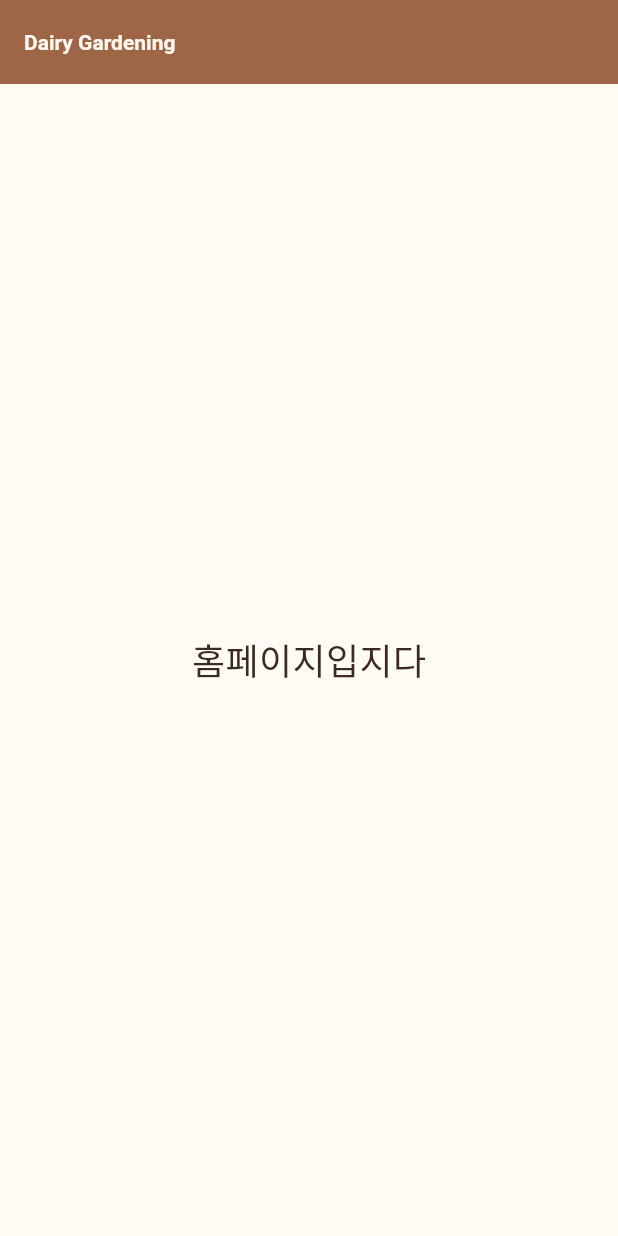
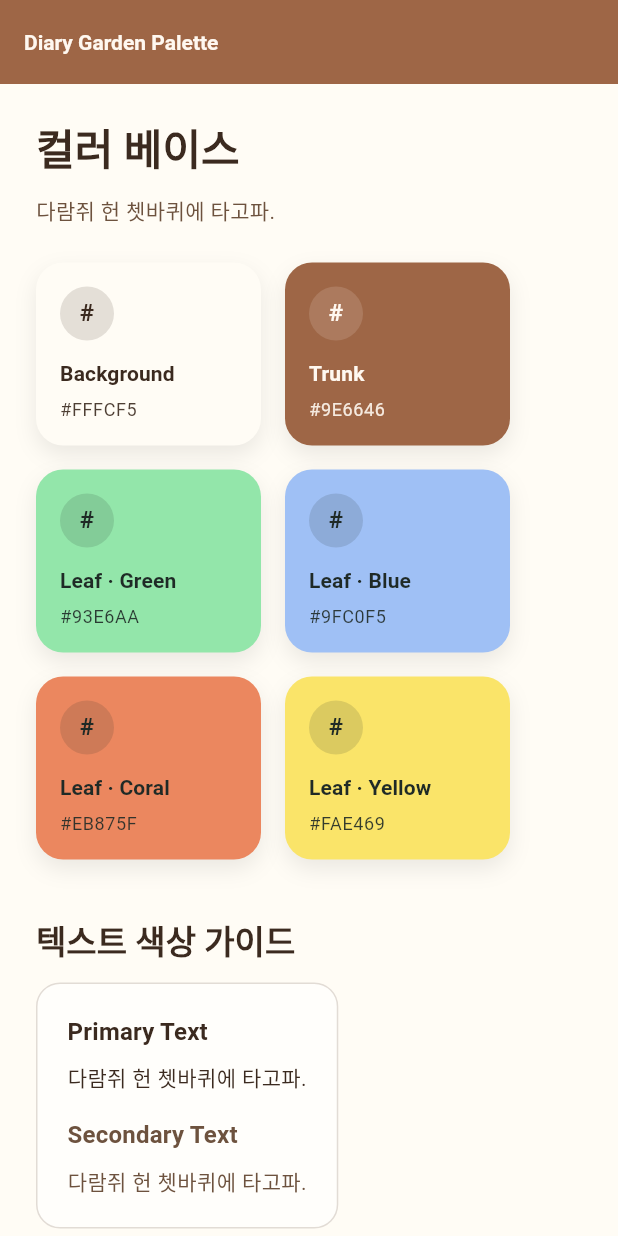
Before and after one commit to GDG-KU/DiaryGarden-FE, a Flutter app: the screen it shows after launch, on a phone screen of 412 x 824 dp. Run offline on Flutter 3.47's test engine with Material 3 defaults, Android fonts, the phone set to English and light mode, and no system bars.

Commit message:
feat(home): Example layout for color swatch samples

```diff
--- a/lib/home_page.dart
+++ b/lib/home_page.dart
@@ -1,15 +1,199 @@
 import 'package:flutter/material.dart';
+
+import 'theme/app_colors.dart';
 
 class HomePage extends StatelessWidget {
   const HomePage({super.key});
 
   @override
   Widget build(BuildContext context) {
+    final theme = Theme.of(context);
+
     return Scaffold(
-      appBar: AppBar(title: const Text('Dairy Gardening')),
-      body: const Center(
-        child: Text('홈페이지입지다', style: TextStyle(fontSize: 24)),
+      appBar: AppBar(title: const Text('Diary Garden Palette')),
+      body: Padding(
+        padding: const EdgeInsets.all(24),
+        child: Column(
+          crossAxisAlignment: CrossAxisAlignment.start,
+          children: [
+            Text(
+              '컬러 베이스',
+              style: theme.textTheme.headlineMedium?.copyWith(
+                color: theme.colorScheme.onSurface,
+                fontWeight: FontWeight.bold,
+              ),
+            ),
+            const SizedBox(height: 12),
+            Text(
+              '다람쥐 헌 쳇바퀴에 타고파.',
+              style: theme.textTheme.bodyMedium?.copyWith(
+                color: AppColors.textSecondary,
+              ),
+            ),
+            const SizedBox(height: 24),
+            Wrap(
+              spacing: 16,
+              runSpacing: 16,
+              children: const [
+                _SwatchSample(
+                  'Background',
+                  AppColors.background,
+                  AppColors.textPrimary,
+                ),
+                _SwatchSample('Trunk', AppColors.trunk, AppColors.textOnTrunk),
+                _SwatchSample(
+                  'Leaf · Green',
+                  AppColors.leafGreen,
+                  AppColors.textOnLeaf,
+                ),
+                _SwatchSample(
+                  'Leaf · Blue',
+                  AppColors.leafBlue,
+                  AppColors.textOnLeaf,
+                ),
+                _SwatchSample(
+                  'Leaf · Coral',
+                  AppColors.leafCoral,
+                  AppColors.textOnLeaf,
+                ),
+                _SwatchSample(
+                  'Leaf · Yellow',
+                  AppColors.leafYellow,
+                  AppColors.textOnLeaf,
+                ),
+              ],
+            ),
+            const SizedBox(height: 40),
+            Text(
+              '텍스트 색상 가이드',
+              style: theme.textTheme.titleLarge?.copyWith(
+                color: theme.colorScheme.onSurface,
+                fontWeight: FontWeight.w600,
+              ),
+            ),
+            const SizedBox(height: 12),
+            Container(
+              decoration: BoxDecoration(
+                color: Colors.white.withValues(alpha: 0.6),
+                borderRadius: BorderRadius.circular(16),
+                border: Border.all(
+                  color: AppColors.textSecondary.withValues(alpha: 0.2),
+                ),
+              ),
+              padding: const EdgeInsets.all(20),
+              child: Column(
+                crossAxisAlignment: CrossAxisAlignment.start,
+                children: [
+                  Text(
+                    'Primary Text',
+                    style: theme.textTheme.titleMedium?.copyWith(
+                      color: AppColors.textPrimary,
+                      fontWeight: FontWeight.w600,
+                    ),
+                  ),
+                  const SizedBox(height: 8),
+                  Text(
+                    '다람쥐 헌 쳇바퀴에 타고파.',
+                    style: theme.textTheme.bodyMedium?.copyWith(
+                      color: AppColors.textPrimary,
+                    ),
+                  ),
+                  const SizedBox(height: 16),
+                  Text(
+                    'Secondary Text',
+                    style: theme.textTheme.titleMedium?.copyWith(
+                      color: AppColors.textSecondary,
+                      fontWeight: FontWeight.w600,
+                    ),
+                  ),
+                  const SizedBox(height: 8),
+                  Text(
+                    '다람쥐 헌 쳇바퀴에 타고파.',
+                    style: theme.textTheme.bodyMedium?.copyWith(
+                      color: AppColors.textSecondary,
+                    ),
+                  ),
+                ],
+              ),
+            ),
+          ],
+        ),
       ),
     );
   }
 }
+
+class _SwatchSample extends StatelessWidget {
+  const _SwatchSample(this.label, this.color, this.labelColor);
+
+  final String label;
+  final Color color;
+  final Color labelColor;
+
+  @override
+  Widget build(BuildContext context) {
+    final hex = _hexWithoutAlpha(color);
+
+    return Container(
+      width: 150,
+      padding: const EdgeInsets.all(16),
+      decoration: BoxDecoration(
+        color: color,
+        borderRadius: BorderRadius.circular(18),
+        boxShadow: [
+          BoxShadow(
+            color: Colors.black.withValues(alpha: 0.08),
+            blurRadius: 12,
+            offset: const Offset(0, 6),
+          ),
+        ],
+      ),
+      child: Column(
+        crossAxisAlignment: CrossAxisAlignment.start,
+        children: [
+          Container(
+            width: 36,
+            height: 36,
+            decoration: BoxDecoration(
+              color: labelColor.withValues(alpha: 0.14),
+              shape: BoxShape.circle,
+            ),
+            alignment: Alignment.center,
+            child: Text(
+              '#',
+              style: Theme.of(context).textTheme.titleMedium?.copyWith(
+                color: labelColor,
+                fontWeight: FontWeight.bold,
+              ),
+            ),
+          ),
+          const SizedBox(height: 12),
+          Text(
+            label,
+            style: Theme.of(context).textTheme.labelLarge?.copyWith(
+              color: labelColor,
+              fontWeight: FontWeight.w600,
+            ),
+          ),
+          const SizedBox(height: 6),
+          Text(
+            '#$hex',
+            style: Theme.of(context).textTheme.bodySmall?.copyWith(
+              color: labelColor.withValues(alpha: 0.9),
+              letterSpacing: 0.4,
+            ),
+          ),
+        ],
+      ),
+    );
+  }
+
+  String _hexWithoutAlpha(Color color) {
+    int to8Bit(double channel) => ((channel * 255.0).round()) & 0xff;
+
+    final red = to8Bit(color.r).toRadixString(16).padLeft(2, '0');
+    final green = to8Bit(color.g).toRadixString(16).padLeft(2, '0');
+    final blue = to8Bit(color.b).toRadixString(16).padLeft(2, '0');
+    return '$red$green$blue'.toUpperCase();
+  }
+}
```
